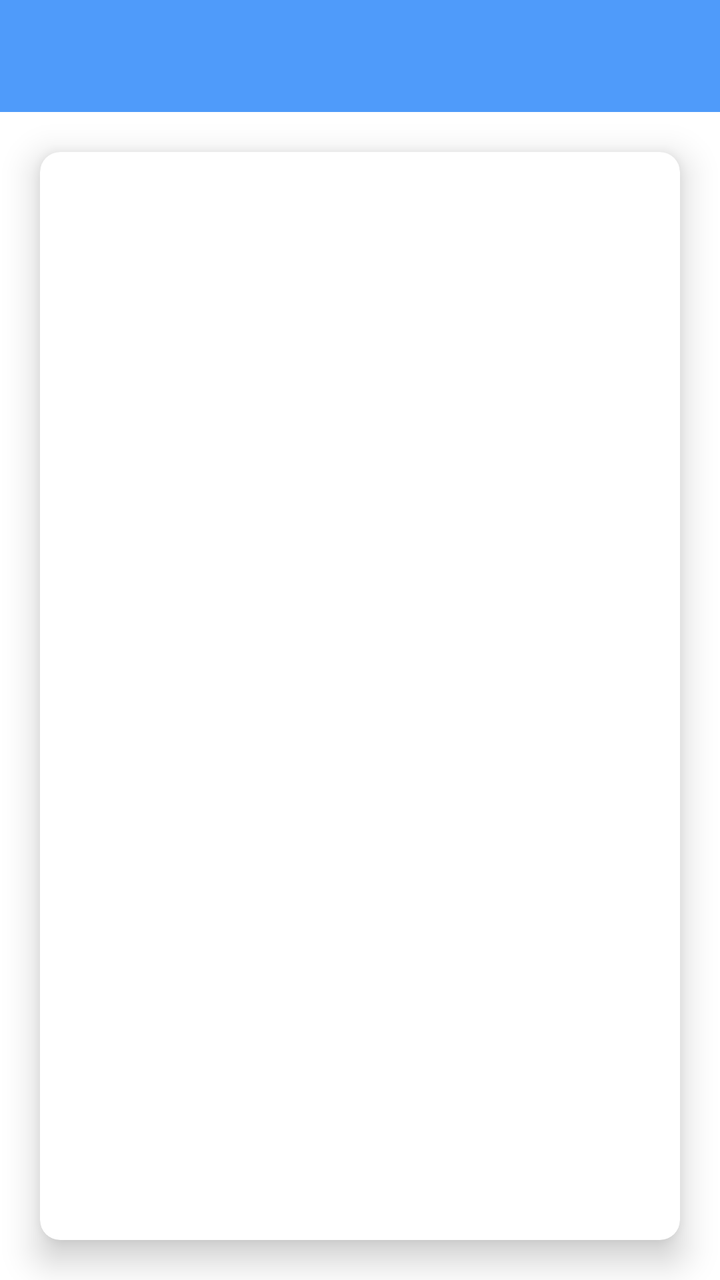
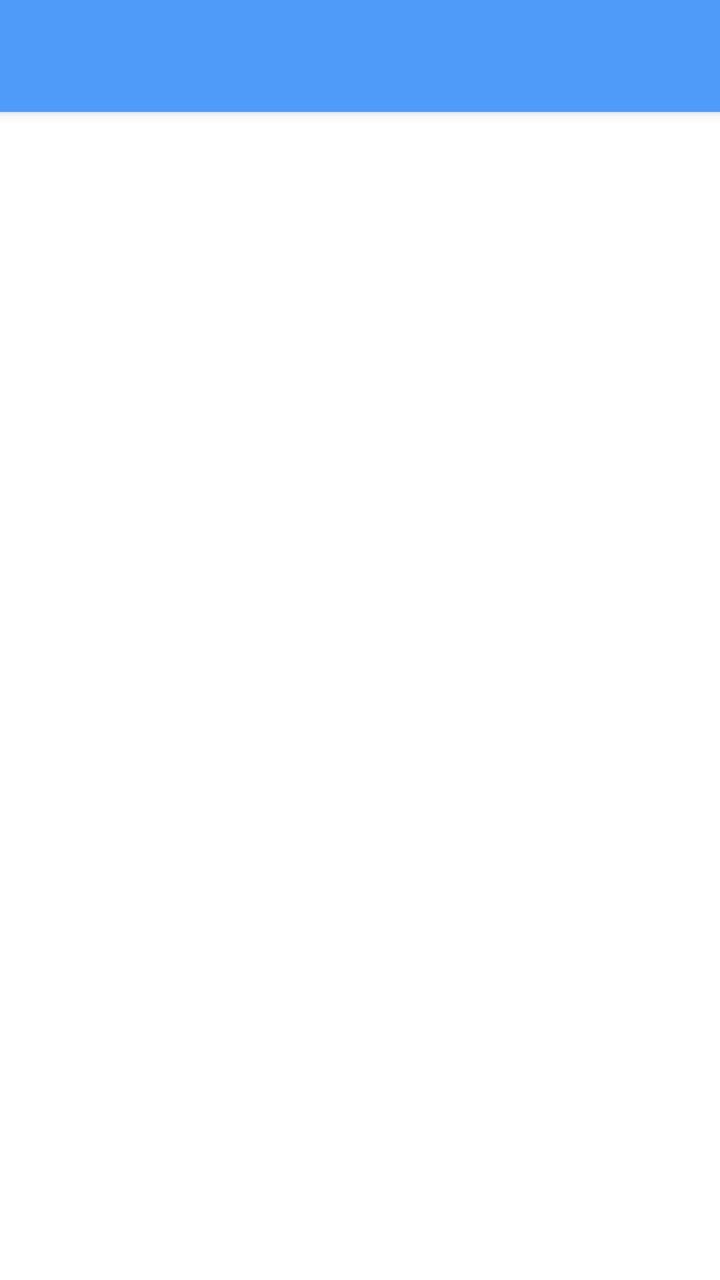

Before-and-after screenshots of an Android layout around one commit, followed by the original layout XML and the change that was made.
<!-- AndroidManifest.xml: application theme Theme.SimpleHook -->
<!-- res/layout/activity_assist.xml -->
<?xml version="1.0" encoding="utf-8"?>
<androidx.constraintlayout.widget.ConstraintLayout xmlns:android="http://schemas.android.com/apk/res/android"
    xmlns:app="http://schemas.android.com/apk/res-auto"
    android:layout_width="match_parent"
    android:layout_height="match_parent">
    <androidx.appcompat.widget.Toolbar
        android:id="@+id/toolbar"
        android:layout_width="match_parent"
        android:layout_height="wrap_content"
        android:background="@color/colorPrimary"
        android:minHeight="?attr/actionBarSize"
        android:theme="@style/ThemeOverlay.AppCompat.Dark.ActionBar"
        app:layout_constraintEnd_toEndOf="parent"
        app:layout_constraintStart_toStartOf="parent"
        app:layout_constraintTop_toTopOf="parent"
        app:popupTheme="@style/ThemeOverlay.AppCompat.Light"
        app:titleTextColor="@color/white" />

    <com.google.android.material.card.MaterialCardView
        android:layout_width="match_parent"
        android:layout_height="0dp"
        android:layout_margin="20dp"
        app:cardCornerRadius="10dp"
        app:cardElevation="10dp"
        app:layout_constraintBottom_toBottomOf="parent"
        app:layout_constraintEnd_toEndOf="parent"
        app:layout_constraintStart_toStartOf="parent"
        app:layout_constraintTop_toBottomOf="@+id/toolbar">

        <androidx.recyclerview.widget.RecyclerView
            android:id="@+id/recyclerView"
            android:layout_width="match_parent"
            android:layout_height="match_parent" />

    </com.google.android.material.card.MaterialCardView>

</androidx.constraintlayout.widget.ConstraintLayout>
<!-- resources referenced by this layout -->
<resources>
  <color name="colorPrimary">#4F9BFA</color>
  <color name="white">#FFFFFFFF</color>
  <style name="Theme.SimpleHook" parent="Theme.MaterialComponents.DayNight.NoActionBar">
          
          <item name="colorPrimary">#65A3F0</item>
          <item name="colorPrimaryVariant">#4F9BFA</item>
          <item name="colorOnPrimary">@color/white</item>
          
          <item name="colorSecondary">@color/teal_200</item>
          <item name="colorSecondaryVariant">@color/teal_700</item>
          <item name="colorOnSecondary">@color/black</item>
          
          <item name="android:statusBarColor" tools:targetApi="l">?attr/colorPrimaryVariant</item>
          
      </style>
  <color name="teal_200">@color/colorPrimary</color>
  <color name="teal_700">@color/colorPrimaryVariant</color>
  <color name="black">#FF000000</color>
  <color name="colorPrimaryVariant">#4F9BFA</color>
</resources>

<!-- the commit's change to res/layout/activity_assist.xml (unified diff, before → after) -->
@@ -1,37 +1,28 @@
 <?xml version="1.0" encoding="utf-8"?>
-<androidx.constraintlayout.widget.ConstraintLayout xmlns:android="http://schemas.android.com/apk/res/android"
+<androidx.coordinatorlayout.widget.CoordinatorLayout xmlns:android="http://schemas.android.com/apk/res/android"
     xmlns:app="http://schemas.android.com/apk/res-auto"
     android:layout_width="match_parent"
-    android:layout_height="match_parent">
-    <androidx.appcompat.widget.Toolbar
-        android:id="@+id/toolbar"
+    android:layout_height="match_parent"
+    android:fitsSystemWindows="true">
+
+    <com.google.android.material.appbar.AppBarLayout
         android:layout_width="match_parent"
         android:layout_height="wrap_content"
-        android:background="@color/colorPrimary"
-        android:minHeight="?attr/actionBarSize"
-        android:theme="@style/ThemeOverlay.AppCompat.Dark.ActionBar"
-        app:layout_constraintEnd_toEndOf="parent"
-        app:layout_constraintStart_toStartOf="parent"
-        app:layout_constraintTop_toTopOf="parent"
-        app:popupTheme="@style/ThemeOverlay.AppCompat.Light"
-        app:titleTextColor="@color/white" />
+        android:fitsSystemWindows="true">
 
-    <com.google.android.material.card.MaterialCardView
+        <androidx.appcompat.widget.Toolbar
+            android:id="@+id/toolbar"
+            android:layout_width="match_parent"
+            android:layout_height="?android:actionBarSize"
+            android:background="@color/colorPrimary"
+            android:theme="@style/ThemeOverlay.AppCompat.Dark.ActionBar"
+            app:popupTheme="@style/ThemeOverlay.AppCompat.Light"
+            app:titleTextColor="@color/white" />
+    </com.google.android.material.appbar.AppBarLayout>
+
+    <androidx.recyclerview.widget.RecyclerView
+        android:id="@+id/recyclerView"
         android:layout_width="match_parent"
-        android:layout_height="0dp"
-        android:layout_margin="20dp"
-        app:cardCornerRadius="10dp"
-        app:cardElevation="10dp"
-        app:layout_constraintBottom_toBottomOf="parent"
-        app:layout_constraintEnd_toEndOf="parent"
-        app:layout_constraintStart_toStartOf="parent"
-        app:layout_constraintTop_toBottomOf="@+id/toolbar">
-
-        <androidx.recyclerview.widget.RecyclerView
-            android:id="@+id/recyclerView"
-            android:layout_width="match_parent"
-            android:layout_height="match_parent" />
-
-    </com.google.android.material.card.MaterialCardView>
-
-</androidx.constraintlayout.widget.ConstraintLayout>
+        android:layout_height="match_parent"
+        app:layout_behavior="@string/appbar_scrolling_view_behavior" />
+</androidx.coordinatorlayout.widget.CoordinatorLayout>
